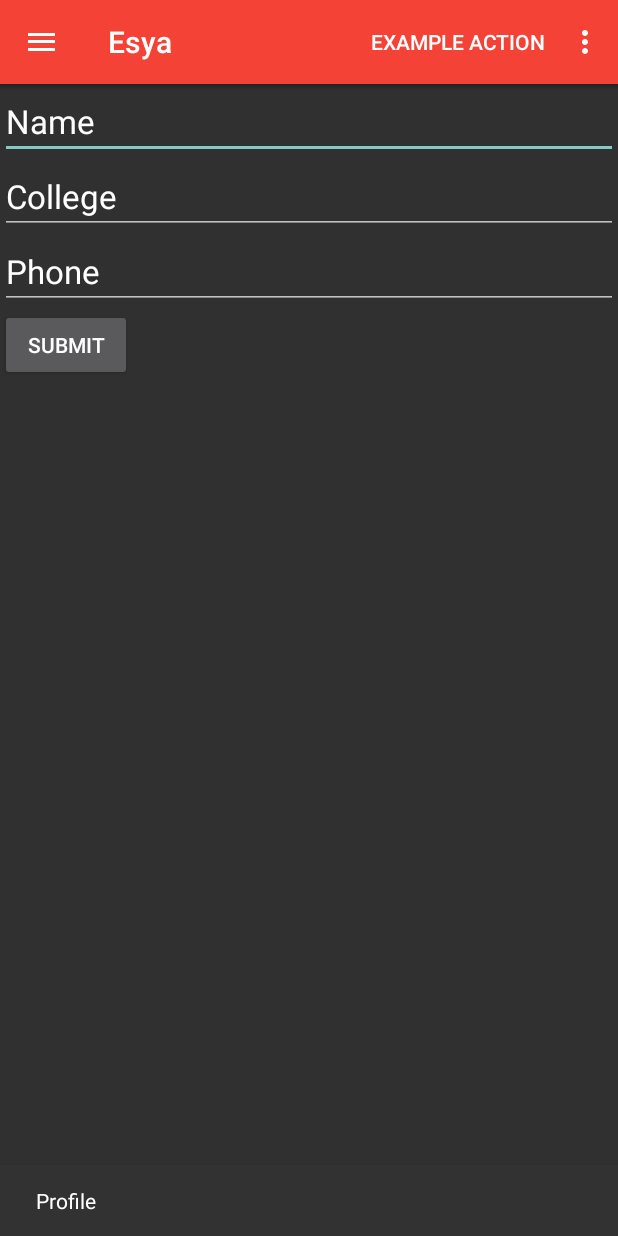
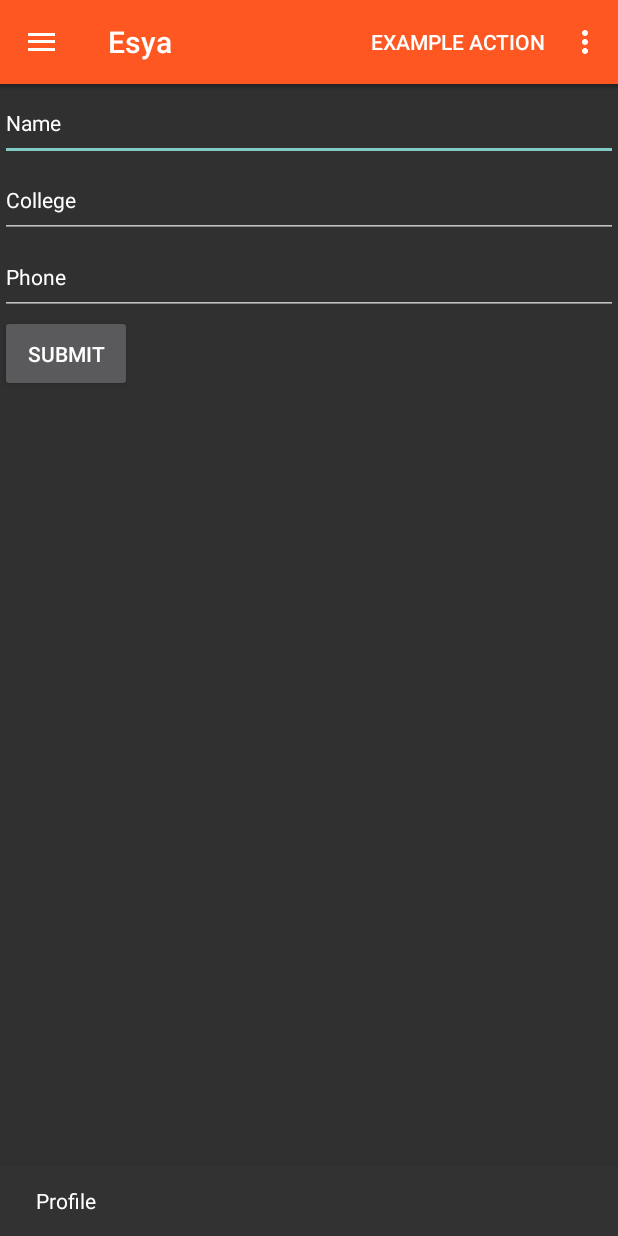
Before and after one commit to Soumya-13106/EsyaAndroidApp2015, an Android app: the MainActivity screen opened directly, with no data from a screen before it, in the side drawer, after a tap on "Profile", on a phone screen of 412 x 824 dp. Run offline under Robolectric (Android 15) with nearby library versions, the phone set to English and light mode, and no system bars; 3 statements that could not run were skipped.

Commit message:
Minor changes to UI

```diff
--- a/app/src/main/java/com/iiitd/esya/app/MainActivity.java
+++ b/app/src/main/java/com/iiitd/esya/app/MainActivity.java
@@ -270,16 +270,16 @@ public class MainActivity extends AppCompatActivity {
                 mTitle = getString(R.string.title_section1);
                 break;
             case 2:
-                mTitle = "Profile";
+                mTitle = getString(R.string.title_section2);
                 break;
             case 3:
-                mTitle = getString(R.string.title_section2);
+                mTitle = getString(R.string.title_section3);
                 break;
             case 4:
-                mTitle = getString(R.string.title_section3);
+                mTitle = getString(R.string.title_section4);
                 break;
             case 5:
-                mTitle = getString(R.string.title_section4);
+                mTitle = getString(R.string.title_section5);
                 break;
         }
     }
--- a/app/src/main/res/layout/fragment_login.xml
+++ b/app/src/main/res/layout/fragment_login.xml
@@ -18,8 +18,4 @@
         android:minWidth="256dp"
         android:nestedScrollingEnabled="false" />
 
-    <TextView android:text="@string/hello_world" android:layout_width="wrap_content"
-        android:layout_height="wrap_content"
-        android:id="@+id/textView" />
-
 </RelativeLayout>
--- a/app/src/main/res/layout/fragment_profile.xml
+++ b/app/src/main/res/layout/fragment_profile.xml
@@ -18,7 +18,14 @@
             android:editable="true"
             android:enabled="true"
             android:textIsSelectable="false"
-            android:textSize="@dimen/abc_text_size_large_material" />
+            android:textSize="@dimen/abc_text_size_button_material"
+            android:paddingTop="16dp"
+            android:paddingBottom="16dp"
+            android:includeFontPadding="true"
+            android:password="false"
+            android:phoneNumber="false"
+            android:autoText="true"
+            />
 
         <EditText
             android:layout_width="match_parent"
@@ -30,23 +37,46 @@
             android:editable="true"
             android:enabled="true"
             android:textIsSelectable="false"
-            android:textSize="@dimen/abc_text_size_large_material" />
+            android:textSize="@dimen/abc_text_size_button_material"
+            android:paddingTop="16dp"
+            android:paddingBottom="16dp"
+            android:includeFontPadding="true"
+            android:password="false"
+            android:phoneNumber="false"
+            android:autoText="true"
+            />
 
         <EditText
             android:layout_width="match_parent"
             android:layout_height="wrap_content"
             android:inputType="phone"
+            android:text="Phone"
             android:ems="10"
             android:id="@+id/profile_phone"
-            android:textSize="@dimen/abc_text_size_large_material"
-            android:text="Phone" />
+            android:editable="true"
+            android:enabled="true"
+            android:textIsSelectable="false"
+            android:textSize="@dimen/abc_text_size_button_material"
+            android:paddingTop="16dp"
+            android:paddingBottom="16dp"
+            android:includeFontPadding="true"
+            android:password="false"
+            android:phoneNumber="false"
+            android:autoText="true"
+            />
 
         <Button
             android:layout_width="wrap_content"
             android:layout_height="wrap_content"
             android:text="Submit"
             android:clickable="true"
-            android:id="@+id/profile_submit" />
+            android:id="@+id/profile_submit"
+            android:textSize="@dimen/abc_text_size_button_material"
+            android:paddingTop="16dp"
+            android:paddingBottom="16dp"
+            android:includeFontPadding="true"
+
+            />
 
     </LinearLayout>
 </FrameLayout>
--- a/app/src/main/res/layout/list_item_category.xml
+++ b/app/src/main/res/layout/list_item_category.xml
@@ -11,9 +11,9 @@
 
         <ImageView
             android:layout_width="match_parent"
-            android:layout_height="wrap_content"
+            android:layout_height="200dp"
             android:id="@+id/event_card_image"
-            android:src="@drawable/logo"
+            android:src="@color/colorPrimaryLight"
             android:scaleType="fitXY"/>
         <View
             android:layout_width="match_parent"
@@ -36,7 +36,7 @@
             android:paddingRight="0dp"
             android:paddingEnd="0dp"
             android:background="#400000ff"
-            android:textColor="@android:color/white"
+            android:textColor="@android:color/primary_text_dark"
             android:id="@+id/list_item_category_textview"
             android:text="Palash"
             />
--- a/app/src/main/res/layout/toolbar.xml
+++ b/app/src/main/res/layout/toolbar.xml
@@ -4,7 +4,7 @@
     android:layout_width="match_parent"
     android:layout_height="?attr/actionBarSize"
     android:id="@+id/toolbar"
-    android:background="@color/colorPrimary"
+    android:background="@color/colorPrimaryTest"
     android:theme="@style/ThemeOverlay.AppCompat.Dark.ActionBar"
     app:popupTheme="@style/ThemeOverlay.AppCompat.Light"
     android:minHeight="?attr/actionBarSize"
--- a/app/src/main/res/menu/main.xml
+++ b/app/src/main/res/menu/main.xml
@@ -1,8 +1,11 @@
 <menu xmlns:android="http://schemas.android.com/apk/res/android"
     xmlns:app="http://schemas.android.com/apk/res-auto"
     xmlns:tools="http://schemas.android.com/tools" tools:context=".MainActivity">
-    <item android:id="@+id/action_example" android:title="@string/action_example"
+
+    <item android:id="@+id/action_example"
+        android:title="@string/action_example"
         app:showAsAction="withText|ifRoom" />
+
     <item android:id="@+id/logout_settings" android:title="Logout"
         android:orderInCategory="100" app:showAsAction="never" />
 </menu>
--- a/app/src/main/res/values/colors.xml
+++ b/app/src/main/res/values/colors.xml
@@ -1,11 +1,23 @@
 <?xml version="1.0" encoding="utf-8"?>
 <resources>
     <!--Red 500-->
-    <color name="colorPrimary">#F44336</color>
+    <!--<color name="colorPrimary">#F44336</color>-->
     <!--Red 700-->
-    <color name="colorPrimaryDark">#D32F2F</color>
+    <!--<color name="colorPrimaryDark">#D32F2F</color>-->
     <!--Blue A200-->
-    <color name="colorAccent">#448AFF</color>
+    <!--<color name="colorAccent">#448AFF</color>-->
+
+    <color name="colorPrimaryDark">#E64A19</color>
+    <color name="colorPrimary">#FF5722</color>
+    <color name="colorPrimaryLight">#FF5722</color>
+    <color name="textColorPrimary">#FFFFFF</color>
+    <color name="colorAccent">#9E9E9E</color>
+
+    <color name="colorPrimaryDarkTest">#E64A19</color>
+    <color name="colorPrimaryTest">#FF5722</color>
+    <color name="colorPrimaryLightTest">#FF5722</color>
+    <color name="textColorPrimaryTest">#FFFFFF</color>
+    <color name="colorAccentTest">#9E9E9E</color>
 
     <color name="colorAccentRipple">#802962ff</color>
     <color name="colorAccentTrans">#402962ff</color>
```
